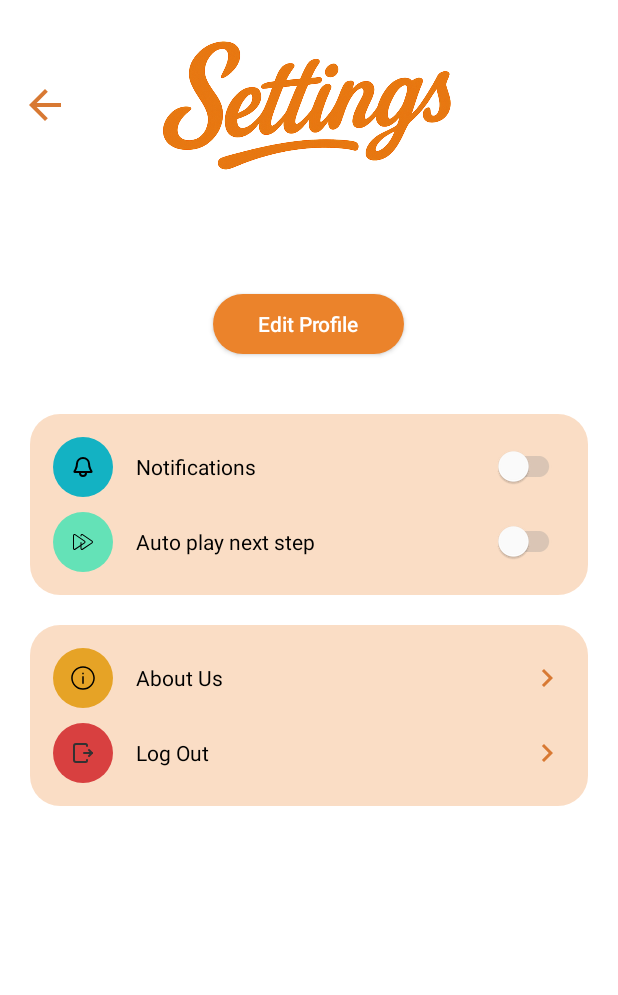
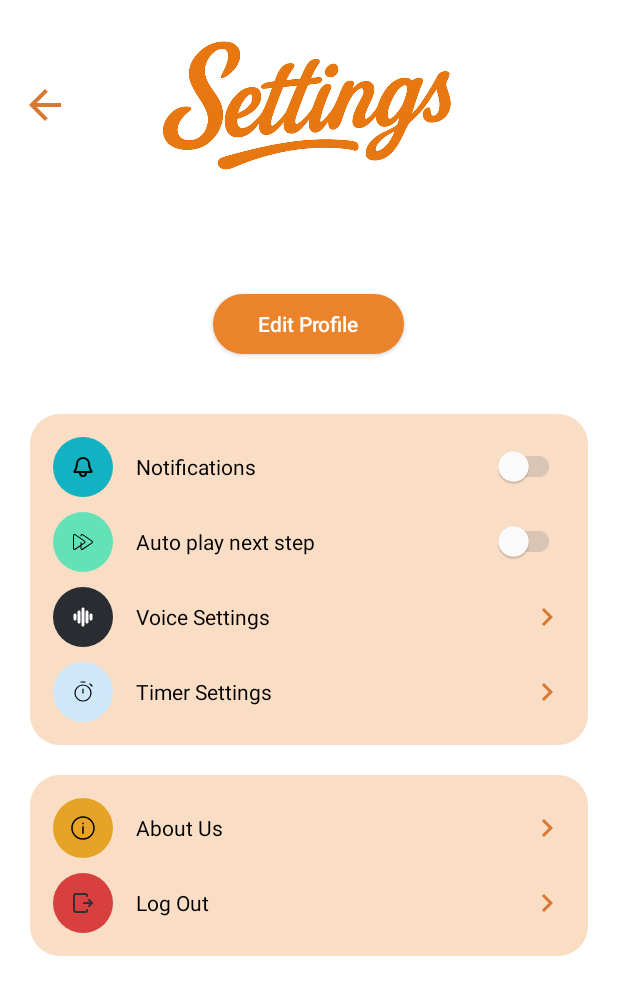
Before and after one commit to Adam19255/StepCook, an Android app: the SettingsActivity screen opened directly, with no data from a screen before it, on a phone screen of 412 x 824 dp. Shown: the top 995 px of the screen. Run offline under Robolectric (Android 15) with nearby library versions, the phone set to English and light mode, and no system bars; our stand-ins replace Firebase (no records; nobody signed in at launch, a user with empty details on screens opened directly).

Commit message:
Added voice and timer settings buttons

```diff
--- a/app/src/main/java/com/adams_maxims_evyatarc/stepcook/SettingsActivity.java
+++ b/app/src/main/java/com/adams_maxims_evyatarc/stepcook/SettingsActivity.java
@@ -20,6 +20,8 @@ public class SettingsActivity extends AppCompatActivity implements DialogManager
     private AppCompatButton editProfileButton;
     private SwitchCompat notificationSwitch;
     private SwitchCompat autoPlayNextStepSwitch;
+    private RelativeLayout voiceSettings;
+    private RelativeLayout timerSettings;
     private RelativeLayout aboutUsButton;
     private RelativeLayout logoutButton;
     private TextView userNameTextView;
@@ -42,6 +44,8 @@ public class SettingsActivity extends AppCompatActivity implements DialogManager
         editProfileButton = findViewById(R.id.editProfileButton);
         notificationSwitch = findViewById(R.id.notificationSwitch);
         autoPlayNextStepSwitch = findViewById(R.id.autoPlayNextStepSwitch);
+        voiceSettings = findViewById(R.id.voiceSettings);
+        timerSettings = findViewById(R.id.timerSettings);
         aboutUsButton = findViewById(R.id.aboutUsButton);
         logoutButton = findViewById(R.id.logoutButton);
         userNameTextView = findViewById(R.id.userNameTextView);
@@ -67,6 +71,10 @@ public class SettingsActivity extends AppCompatActivity implements DialogManager
         autoPlayNextStepSwitch.setOnCheckedChangeListener((buttonView, isChecked) -> {
             updateUserPreference("autoPlayNextStep", isChecked);
         });
+
+        voiceSettings.setOnClickListener(v -> Toast.makeText(this, "Voice settings not implemented yet", Toast.LENGTH_SHORT).show());
+
+        timerSettings.setOnClickListener(v -> Toast.makeText(this, "Timer settings not implemented yet", Toast.LENGTH_SHORT).show());
 
         aboutUsButton.setOnClickListener(v -> dialogManager.showAboutDialog());
 
--- /dev/null
+++ b/app/src/main/res/drawable/round_timer_background.xml
@@ -0,0 +1,8 @@
+<?xml version="1.0" encoding="utf-8"?>
+<shape xmlns:android="http://schemas.android.com/apk/res/android"
+    android:shape="rectangle">
+
+    <solid android:color="@color/timer"/>
+    <corners android:radius="100dp"/>
+
+</shape>
--- /dev/null
+++ b/app/src/main/res/drawable/round_voice_background.xml
@@ -0,0 +1,8 @@
+<?xml version="1.0" encoding="utf-8"?>
+<shape xmlns:android="http://schemas.android.com/apk/res/android"
+    android:shape="rectangle">
+
+    <solid android:color="@color/voice"/>
+    <corners android:radius="100dp"/>
+
+</shape>
--- /dev/null
+++ b/app/src/main/res/drawable/timer_black.xml
@@ -0,0 +1,5 @@
+<vector xmlns:android="http://schemas.android.com/apk/res/android" android:height="32dp" android:viewportHeight="24" android:viewportWidth="24" android:width="32dp">
+
+    <path android:fillColor="#00000000" android:pathData="M12,13V9M21,6L19,4M10,2H14M12,21C7.582,21 4,17.418 4,13C4,8.582 7.582,5 12,5C16.418,5 20,8.582 20,13C20,17.418 16.418,21 12,21Z" android:strokeColor="#000000" android:strokeLineCap="round" android:strokeLineJoin="round" android:strokeWidth="1.2"/>
+
+</vector>
--- /dev/null
+++ b/app/src/main/res/drawable/voice_svg.xml
@@ -0,0 +1,5 @@
+<vector xmlns:android="http://schemas.android.com/apk/res/android" android:height="24dp" android:viewportHeight="24" android:viewportWidth="24" android:width="24dp">
+
+    <path android:fillColor="#ffffff" android:fillType="nonZero" android:pathData="M12,2.5C12.78,2.5 13.42,3.095 13.493,3.856L13.5,4L13.5,20C13.5,20.828 12.828,21.5 12,21.5C11.22,21.5 10.58,20.905 10.507,20.144L10.5,20L10.5,4C10.5,3.172 11.172,2.5 12,2.5ZM8,5.5C8.828,5.5 9.5,6.172 9.5,7L9.5,17C9.5,17.828 8.828,18.5 8,18.5C7.172,18.5 6.5,17.828 6.5,17L6.5,7C6.5,6.172 7.172,5.5 8,5.5ZM16,5.5C16.828,5.5 17.5,6.172 17.5,7L17.5,17C17.5,17.828 16.828,18.5 16,18.5C15.172,18.5 14.5,17.828 14.5,17L14.5,7C14.5,6.172 15.172,5.5 16,5.5ZM4,8.5C4.828,8.5 5.5,9.172 5.5,10L5.5,14C5.5,14.828 4.828,15.5 4,15.5C3.172,15.5 2.5,14.828 2.5,14L2.5,10C2.5,9.172 3.172,8.5 4,8.5ZM20,8.5C20.78,8.5 21.42,9.095 21.493,9.856L21.5,10L21.5,14C21.5,14.828 20.828,15.5 20,15.5C19.22,15.5 18.58,14.905 18.507,14.144L18.5,14L18.5,10C18.5,9.172 19.172,8.5 20,8.5Z" android:strokeColor="#00000000" android:strokeWidth="1"/>
+
+</vector>
--- a/app/src/main/res/layout/activity_settings.xml
+++ b/app/src/main/res/layout/activity_settings.xml
@@ -119,7 +119,8 @@
                 <RelativeLayout
                     android:layout_width="match_parent"
                     android:layout_height="wrap_content"
-                    android:layout_marginTop="10dp">
+                    android:layout_marginTop="10dp"
+                    android:layout_marginBottom="10dp">
 
                     <ImageView
                         android:id="@+id/autoPlayNextStepIcon"
@@ -148,6 +149,75 @@
                         android:layout_centerVertical="true"
                         android:switchMinWidth="50dp"
                         android:theme="@style/nextStepSwitch"/>
+
+                </RelativeLayout>
+
+                <RelativeLayout
+                    android:id="@+id/voiceSettings"
+                    android:layout_width="match_parent"
+                    android:layout_height="wrap_content"
+                    android:layout_marginBottom="10dp">
+
+                    <ImageView
+                        android:id="@+id/voiceIcon"
+                        android:layout_width="40dp"
+                        android:layout_height="40dp"
+                        android:layout_centerVertical="true"
+                        android:contentDescription="@string/voice_settings"
+                        android:src="@drawable/voice_svg"
+                        android:background="@drawable/round_voice_background"
+                        android:padding="12dp"/>
+
+                    <TextView
+                        android:layout_width="wrap_content"
+                        android:layout_height="wrap_content"
+                        android:layout_centerVertical="true"
+                        android:text="@string/voice_settings"
+                        android:textColor="@color/black"
+                        android:layout_toEndOf="@+id/voiceIcon"
+                        android:layout_marginStart="15dp"/>
+
+                    <ImageView
+                        android:layout_width="wrap_content"
+                        android:layout_height="wrap_content"
+                        android:contentDescription="@string/right_arrow"
+                        android:src="@drawable/right_arrow"
+                        android:layout_alignParentEnd="true"
+                        android:layout_centerVertical="true"/>
+
+                </RelativeLayout>
+
+                <RelativeLayout
+                    android:id="@+id/timerSettings"
+                    android:layout_width="match_parent"
+                    android:layout_height="wrap_content">
+
+                    <ImageView
+                        android:id="@+id/timerIcon"
+                        android:layout_width="40dp"
+                        android:layout_height="40dp"
+                        android:layout_centerVertical="true"
+                        android:contentDescription="@string/timer_settings"
+                        android:src="@drawable/timer_black"
+                        android:background="@drawable/round_timer_background"
+                        android:padding="12dp"/>
+
+                    <TextView
+                        android:layout_width="wrap_content"
+                        android:layout_height="wrap_content"
+                        android:layout_centerVertical="true"
+                        android:text="@string/timer_settings"
+                        android:textColor="@color/black"
+                        android:layout_toEndOf="@+id/timerIcon"
+                        android:layout_marginStart="15dp"/>
+
+                    <ImageView
+                        android:layout_width="wrap_content"
+                        android:layout_height="wrap_content"
+                        android:contentDescription="@string/right_arrow"
+                        android:src="@drawable/right_arrow"
+                        android:layout_alignParentEnd="true"
+                        android:layout_centerVertical="true"/>
 
                 </RelativeLayout>
 
--- a/app/src/main/res/values/colors.xml
+++ b/app/src/main/res/values/colors.xml
@@ -9,4 +9,6 @@
     <color name="about">#E6A326</color>
     <color name="next_step">#64E2B7</color>
     <color name="logout">#D84040</color>
+    <color name="voice">#292D32</color>
+    <color name="timer">#CEE8FA</color>
 </resources>
--- a/app/src/main/res/values/strings.xml
+++ b/app/src/main/res/values/strings.xml
@@ -25,6 +25,7 @@
     <string name="add_recipe">Add Recipe</string>
     <string name="popup">Popup Menu</string>
     <string name="about">About Us</string>
+    <string name="voice_settings">Voice Settings</string>
     <string name="app_info">App Information</string>
     <string name="exit">Exit</string>
     <string name="settings">Settings</string>
@@ -38,6 +39,7 @@
     <string name="new_recipe_title">New Recipe Title</string>
     <string name="step_description">Step Description</string>
     <string name="notifications">Notifications</string>
+    <string name="timer_settings">Timer Settings</string>
     <string name="next_step">Auto play next step</string>
     <string name="logout">Log Out</string>
     <string name="right_arrow">Right Arrow</string>
```
